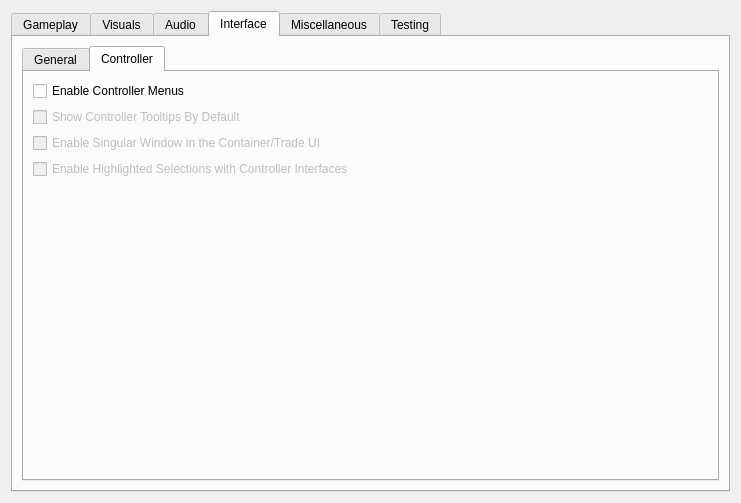
This is apps/launcher/ui/settingspage.ui in zander2k1/groovy-openmw as Qt 5 draws it before an edit. The edited form follows.
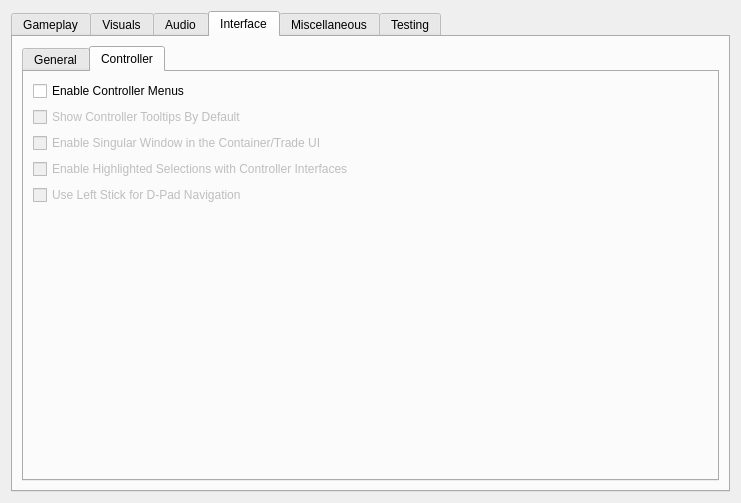
This is the edited form. The open tabs and pages were chosen to show the change.

Commit message: Feature: Optional joystick navigation in applicable menus

The edit to the form file:
```diff
--- a/apps/launcher/ui/settingspage.ui
+++ b/apps/launcher/ui/settingspage.ui
@@ -1503,6 +1503,19 @@
                </property>
               </widget>
              </item>
+             <item row="4" column="0">
+              <widget class="QCheckBox" name="controllerMenuJoystickDpadCheckBox">
+               <property name="enabled">
+                <bool>false</bool>
+               </property>
+               <property name="toolTip">
+                <string>&lt;html&gt;&lt;head/&gt;&lt;body&gt;&lt;p&gt;When using controller menus, use the left stick to navigate like the D-Pad instead of enabling the mouse.&lt;/p&gt;&lt;/body&gt;&lt;/html&gt;</string>
+               </property>
+               <property name="text">
+                <string>Use Left Stick for D-Pad Navigation</string>
+               </property>
+              </widget>
+             </item>
             </layout>
            </item>
            <item>
```
The commit also changes 5 other files.
